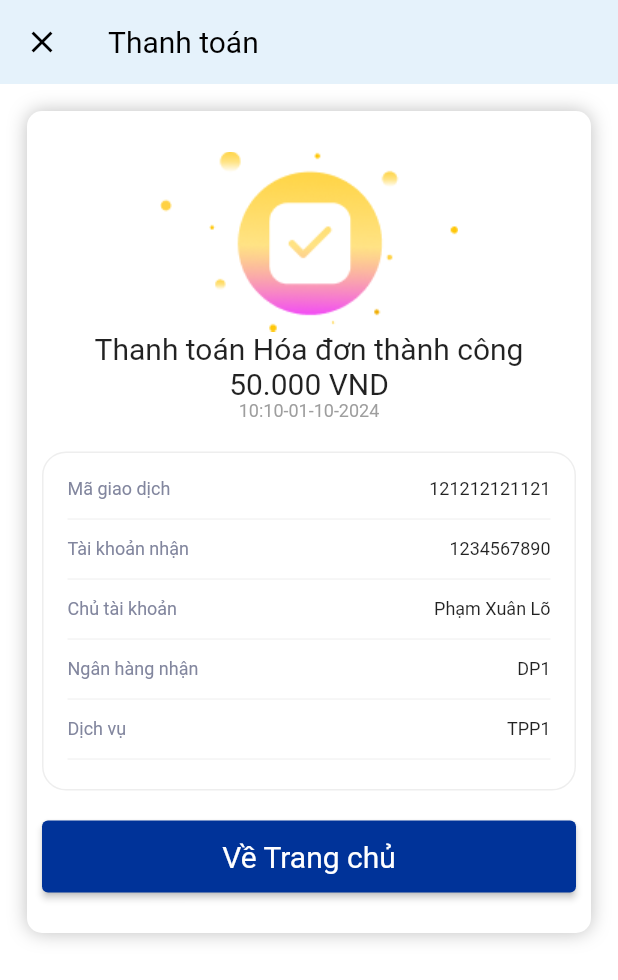
After one commit to nghiemson/ecommerce, a Flutter app: the ResultScreen screen opened by its route, on a phone screen of 412 x 824 dp. The commit adds this screen. Shown: the top 980 px of the screen. Run offline on Flutter 3.47's test engine with Material 2 defaults, Android fonts, the phone set to English and light mode, and no system bars; our stand-ins replace cached_network_image, dio, flutter_layout_grid, flutter_rating_bar, flutter_riverpod, freezed_annotation and 4 more; generated files the repository leaves out were written again; network calls fail.

Commit message:
UI checkout

```diff
--- a/lib/src/common_widgets/primary_button.dart
+++ b/lib/src/common_widgets/primary_button.dart
@@ -10,9 +10,11 @@ import 'package:ecommerce_app/src/constants/app_sizes.dart';
 class PrimaryButton extends StatelessWidget {
   const PrimaryButton(
       {super.key, required this.text, this.isLoading = false, this.onPressed});
+
   final String text;
   final bool isLoading;
   final VoidCallback? onPressed;
+
   @override
   Widget build(BuildContext context) {
     return SizedBox(
--- /dev/null
+++ b/lib/src/features/checkout/presentation/checkout_screen/result_screen.dart
@@ -0,0 +1,99 @@
+import 'package:ecommerce_app/src/common_widgets/primary_button.dart';
+import 'package:ecommerce_app/src/routing/app_router.dart';
+import 'package:flutter/material.dart';
+import 'package:go_router/go_router.dart';
+
+class ResultScreen extends StatelessWidget {
+  const ResultScreen({super.key});
+
+  @override
+  Widget build(BuildContext context) {
+    return Scaffold(
+      backgroundColor: Colors.white,
+      appBar: AppBar(title: const Text('Thanh toán')),
+      body: Container(
+        width: double.infinity,
+        margin: const EdgeInsets.all(20),
+        padding: const EdgeInsets.symmetric(horizontal: 8, vertical: 25),
+        decoration: BoxDecoration(
+            borderRadius: BorderRadius.circular(10),
+            boxShadow: [
+              BoxShadow(
+                blurStyle: BlurStyle.outer,
+                color: Colors.black.withOpacity(0.25),
+                blurRadius: 10,
+                spreadRadius: 2.0,
+              ), //B
+            ],
+            color: Colors.white),
+        child: Column(
+          mainAxisSize: MainAxisSize.min,
+          children: [
+            Image.asset('assets/products/success.png'),
+            const Text(
+              'Thanh toán Hóa đơn thành công',
+              style: TextStyle(fontSize: 20),
+            ),
+            const Text(
+              '50.000 VND',
+              style: TextStyle(fontSize: 20),
+            ),
+            const Text(
+              '10:10-01-10-2024',
+              style: TextStyle(fontSize: 12, color: Colors.grey),
+            ),
+            const SizedBox(height: 20),
+            Container(
+              padding: const EdgeInsets.symmetric(horizontal: 16, vertical: 12),
+              decoration: BoxDecoration(
+                  borderRadius: BorderRadius.circular(16),
+                  border: Border.all(color: Colors.grey.shade200)),
+              child: const Column(
+                children: [
+                  InfoItemWidget(info: 'Mã giao dịch', value: '121212121121'),
+                  InfoItemWidget(info: 'Tài khoản nhận', value: '1234567890'),
+                  InfoItemWidget(info: 'Chủ tài khoản', value: 'Phạm Xuân Lõ'),
+                  InfoItemWidget(info: 'Ngân hàng nhận', value: 'DP1'),
+                  InfoItemWidget(info: 'Dịch vụ', value: 'TPP1'),
+                ],
+              ),
+            ),
+            const SizedBox(height: 20),
+            PrimaryButton(
+              text: 'Về Trang chủ',
+              onPressed: () => context.goNamed(AppRoute.home.name),
+            )
+          ],
+        ),
+      ),
+    );
+  }
+}
+
+class InfoItemWidget extends StatelessWidget {
+  const InfoItemWidget({super.key, required this.info, required this.value});
+
+  final String info;
+  final String value;
+
+  @override
+  Widget build(BuildContext context) {
+    return Column(
+      children: [
+        const SizedBox(height: 5),
+        Row(
+          mainAxisAlignment: MainAxisAlignment.spaceBetween,
+          children: [
+            Text(
+              info,
+              style: const TextStyle(color: Color(0xFF82869E), fontSize: 12),
+            ),
+            Text(value, style: const TextStyle(fontSize: 12)),
+          ],
+        ),
+        const SizedBox(height: 5),
+        Divider(color: Colors.grey.shade200),
+      ],
+    );
+  }
+}
--- a/lib/src/features/orders/data/fake_orders_repository.dart
+++ b/lib/src/features/orders/data/fake_orders_repository.dart
@@ -16,7 +16,6 @@ class FakeOrdersRepository {
   /// A stream that returns all the orders for a given user, ordered by date
   /// Only user orders that match the given productId will be returned.
   /// If a productId is not passed, all user orders will be returned.
-  @override
   Stream<List<Order>> watchUserOrders(String uid, {ProductID? productId}) {
     return _orders.stream.map((ordersData) {
       final ordersList = ordersData[uid] ?? [];
--- a/lib/src/routing/app_router.dart
+++ b/lib/src/routing/app_router.dart
@@ -1,5 +1,7 @@
 import 'package:ecommerce_app/src/features/authentication/data/fake_auth_repository.dart';
 import 'package:ecommerce_app/src/features/checkout/presentation/checkout_screen/checkout_screen.dart';
+import 'package:ecommerce_app/src/features/checkout/presentation/checkout_screen/result_screen.dart';
+import 'package:ecommerce_app/src/features/checkout/presentation/checkout_screen/verify_bank_account_screen.dart';
 import 'package:ecommerce_app/src/routing/go_router_refresh_stream.dart';
 import 'package:ecommerce_app/src/routing/not_found_screen.dart';
 import 'package:flutter/material.dart';
@@ -24,6 +26,8 @@ enum AppRoute {
   product,
   review,
   checkout,
+  verify,
+  result,
 }
 
 final goRouterProvider = Provider<GoRouter>((ref) {
@@ -66,6 +70,24 @@ final goRouterProvider = Provider<GoRouter>((ref) {
                     key: ValueKey(state.matchedLocation),
                     fullscreenDialog: true,
                     child: const CheckoutScreen(),
+                  ),
+                ),
+                GoRoute(
+                  path: 'verify',
+                  name: AppRoute.verify.name,
+                  pageBuilder: (context, state) => MaterialPage(
+                    key: ValueKey(state.matchedLocation),
+                    fullscreenDialog: true,
+                    child: VerifyBankAccountScreen(),
+                  ),
+                ),
+                GoRoute(
+                  path: 'result',
+                  name: AppRoute.result.name,
+                  pageBuilder: (context, state) => MaterialPage(
+                    key: ValueKey(state.matchedLocation),
+                    fullscreenDialog: true,
+                    child: const ResultScreen(),
                   ),
                 ),
               ]),
```
Also changed, not shown: lib/src/app.dart (+4 -3 lines), lib/src/features/checkout/presentation/checkout_screen/checkout_screen.dart (+2 -22 lines), lib/src/features/checkout/presentation/checkout_screen/verify_bank_account_screen.dart (added, +86 -0 lines), lib/src/features/checkout/presentation/payment/payment_page.dart (+22 -10 lines), lib/src/features/products/presentation/home_app_bar/home_app_bar.dart (+7 -9 lines), assets/products/success.png (added).
